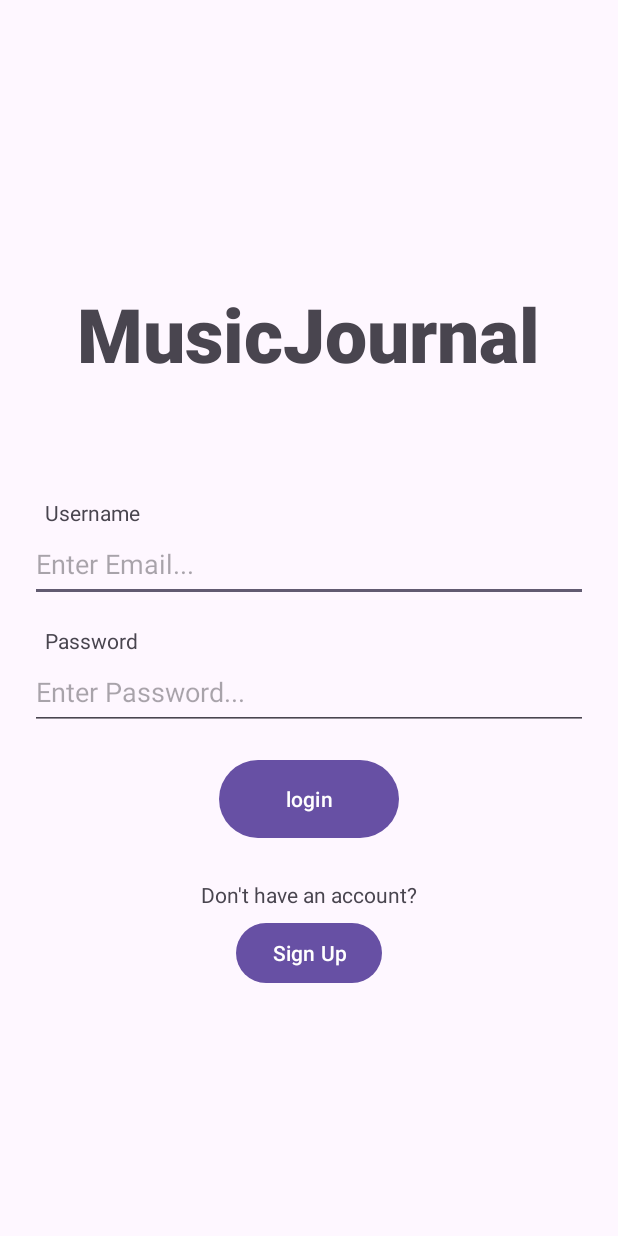
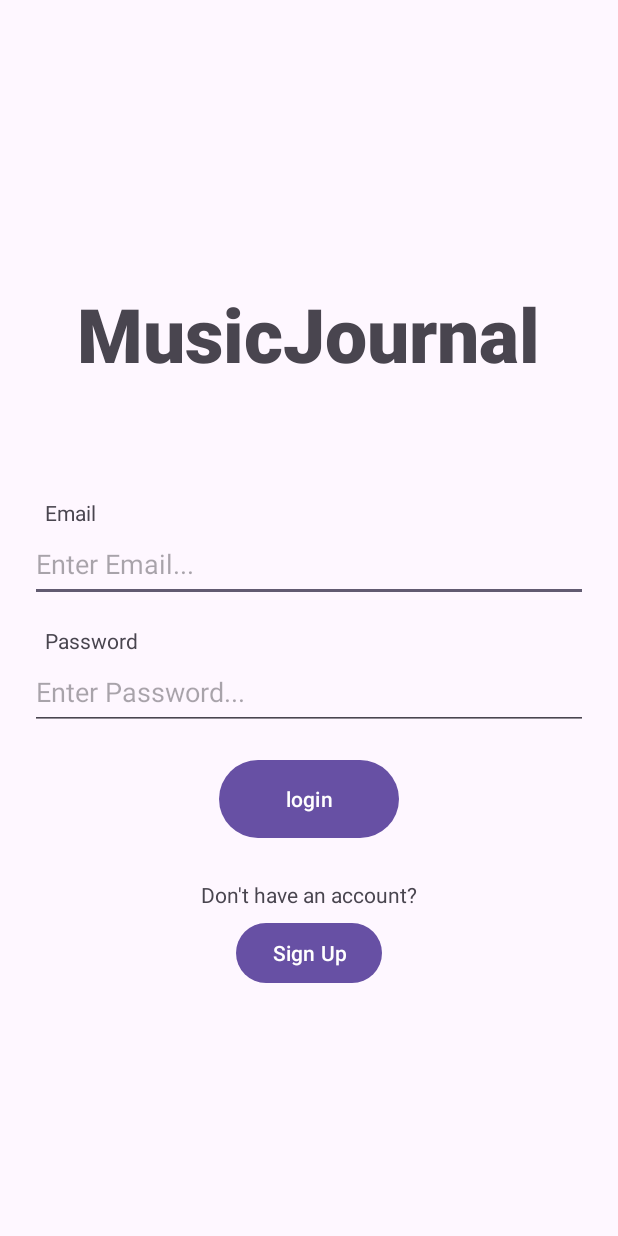
Before and after one commit to ahmet8zer/Music-Sharing-App, an Android app: the screen it shows after launch (LoginActivity), on a phone screen of 412 x 824 dp. Run offline under Robolectric (Android 15) with nearby library versions, the phone set to English and light mode, and no system bars; our stand-ins replace Firebase (no records; nobody signed in at launch, a user with empty details on screens opened directly).

Commit message:
changed 'username' to 'email' on login screen

```diff
--- a/MusicSharing/app/src/main/res/layout/activity_main.xml
+++ b/MusicSharing/app/src/main/res/layout/activity_main.xml
@@ -32,7 +32,7 @@
                 android:layout_height="wrap_content"
                 android:layout_gravity="start"
                 android:paddingLeft="30dp"
-                android:text="@string/username_text" />
+                android:text="Email" />
 
             <EditText
                 android:id="@+id/username_field"
```
